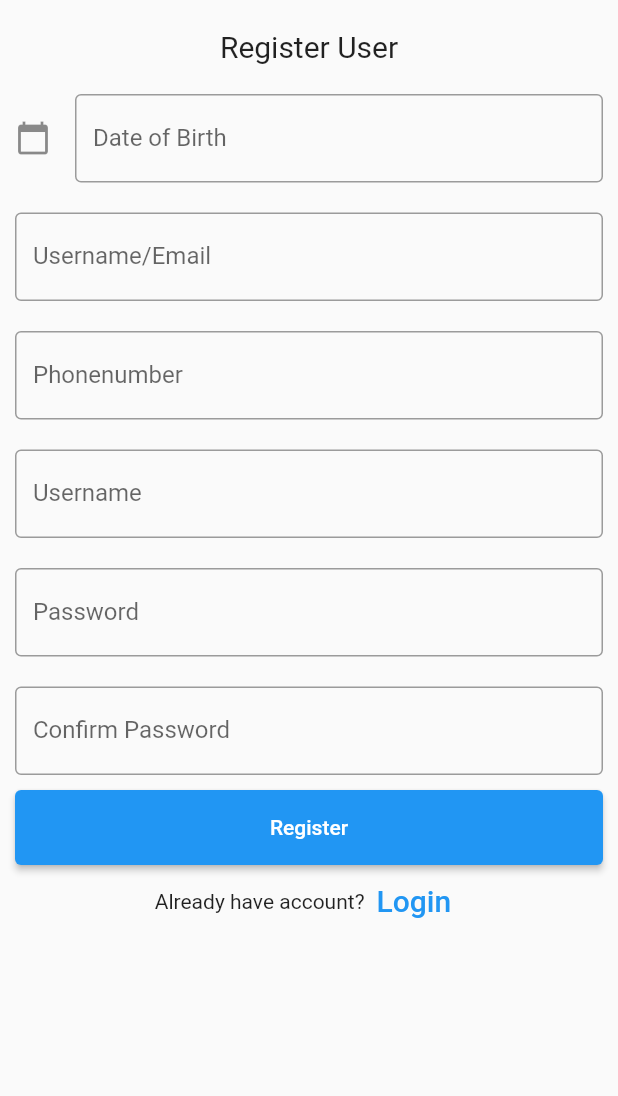
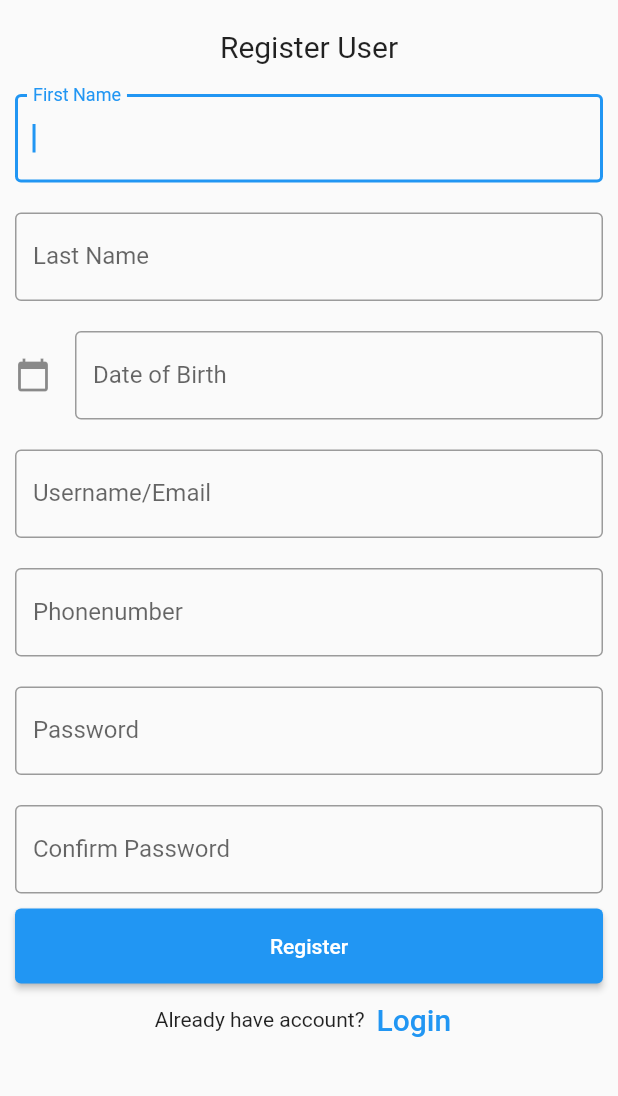
Before and after one commit to AATHILA/xtracare, a Flutter app: the RegisterWidget screen opened directly, on a phone screen of 412 x 824 dp, the part 68-1164 px from its top. Run offline on Flutter 3.47's test engine with Material 2 defaults, Android fonts, the phone set to English and light mode, and no system bars; our stand-ins replace sqflite; accounts and stored records are empty.

Commit message:
sql lite changes

```diff
--- a/lib/login.dart
+++ b/lib/login.dart
@@ -2,7 +2,8 @@
 import 'package:flutter/material.dart';
 import 'package:pill_reminder/home.dart';
 import 'package:pill_reminder/register.dart';
-import 'package:pill_reminder/sql_helper.dart';
+import 'package:pill_reminder/db/sql_helper.dart';
+import 'package:pill_reminder/db/user_helper.dart';
 
 class LoginWidget extends StatefulWidget {
   const LoginWidget({super.key});
@@ -110,7 +111,7 @@ class _LoginWidgetState extends State<LoginWidget> {
 
 bool validateUser(String username,String password)  {
 
-Future<List<Map<String, dynamic>>>  users=  SQLHelper.checkUser(username, password);
+Future<List<Map<String, dynamic>>>  users=  UserHelper.checkUser(username, password);
 List<Map<String, dynamic>> data=[];
 users.then((value) => {
   data=value,print(data)
--- /dev/null
+++ b/lib/model/user.dart
@@ -0,0 +1,39 @@
+class User {
+  String? id;
+  String firstName;
+  String lastName;
+  String? dob;
+  String phonenumber;
+  String username;
+  String? password;
+
+  User(
+      {this.id,
+      required this.firstName,
+      required this.lastName,
+      this.dob,
+      required this.phonenumber,
+      required this.username,
+      this.password});
+
+  Map<String, dynamic> toMap() {
+    return {
+      'id': id,
+      'firstName': firstName,
+      'lastName': lastName,
+      'dob': dob,
+      'phonenumber': phonenumber,
+      'username': username,
+    };
+  }
+
+  factory User.fromMap(Map<String, dynamic> map) {
+    return User(
+        id: map['id'],
+        firstName: map['firstName'],
+        lastName: map['lastName'],
+        dob: map['dob'],
+        phonenumber: map['phonenumber'],
+        username: map['username']);
+  }
+}
--- a/lib/register.dart
+++ b/lib/register.dart
@@ -1,6 +1,9 @@
 import 'package:flutter/material.dart';
+import 'package:intl/intl.dart';
+import 'package:pill_reminder/db/user_helper.dart';
 import 'package:pill_reminder/login.dart';
-import 'package:pill_reminder/sql_helper.dart';
+import 'package:pill_reminder/db/sql_helper.dart';
+import 'package:pill_reminder/model/user.dart';
 
 class RegisterWidget extends StatefulWidget {
   const RegisterWidget({super.key});
@@ -16,6 +19,8 @@ class _RegisterWidgetState extends State<RegisterWidget> {
   TextEditingController passwordController = TextEditingController();
   TextEditingController confirmPasswordController = TextEditingController();
   TextEditingController dobController = TextEditingController();
+  TextEditingController firstNameController = TextEditingController();
+  TextEditingController lastNameController = TextEditingController();
 
   DateTime? _selectedDate;
   void _presentDatePicker() {
@@ -26,21 +31,23 @@ class _RegisterWidgetState extends State<RegisterWidget> {
             firstDate: DateTime(2023),
             lastDate: DateTime.now())
         .then((pickedDate) {
-      if(pickedDate != null ){
-                      print(pickedDate);  //pickedDate output format => 2021-03-10 00:00:00.000
-                      String formattedDate = DateFormat('yyyy-MM-dd').format(pickedDate);
-                      print(formattedDate); //formatted date output using intl package =>  2021-03-16
+      if (pickedDate != null) {
+        String formattedDate = DateFormat('d/MM/yyyy').format(pickedDate);
+        print(
+            formattedDate); //formatted date output using intl package =>  2021-03-16
         //you can implement different kind of Date Format here according to your requirement
 
         setState(() {
-                         dobController.text = formattedDate; //set output date to TextField value.
+          dobController.text =
+              formattedDate; //set output date to TextField value.
         });
-                  }else{
+      } else {
         print("Date is not selected");
       }
     });
   }
 
+  final focus = FocusNode();
   @override
   Widget build(BuildContext context) {
     return Scaffold(
@@ -56,7 +63,6 @@ class _RegisterWidgetState extends State<RegisterWidget> {
                   fontWeight: FontWeight.w500,
                   fontSize: 30),
             )),
-
         Container(
             alignment: Alignment.center,
             padding: const EdgeInsets.all(10),
@@ -84,28 +90,51 @@ class _RegisterWidgetState extends State<RegisterWidget> {
           )
         ]),
   */
-
         Container(
           padding: const EdgeInsets.all(10),
           child: TextField(
-
+            controller: firstNameController,
+            textInputAction: TextInputAction.next,
+            textCapitalization: TextCapitalization.words,
+            autofocus: true,
+            decoration: const InputDecoration(
+              border: OutlineInputBorder(),
+              labelText: 'First Name',
+            ),
+          ),
+        ),
+        Container(
+          padding: const EdgeInsets.all(10),
+          child: TextField(
+            controller: lastNameController,
+            textInputAction: TextInputAction.next,
+            textCapitalization: TextCapitalization.words,
+            decoration: const InputDecoration(
+              border: OutlineInputBorder(),
+              labelText: 'Last Name',
+            ),
+          ),
+        ),
+        Container(
+          padding: const EdgeInsets.all(10),
+          child: TextField(
+            readOnly: true,
             controller: dobController,
+            focusNode: focus,
+            textInputAction: TextInputAction.next,
             decoration: const InputDecoration(
               border: OutlineInputBorder(),
               labelText: 'Date of Birth',
-               icon: Icon(Icons.calendar_today,textDirection: TextDirection.rtl),
+              icon: Icon(Icons.calendar_today),
             ),
-             onTap: () => {
-_presentDatePicker()
-
-             },
+            onTap: () => {_presentDatePicker()},
           ),
         ),
-
         Container(
           padding: const EdgeInsets.all(10),
           child: TextField(
             controller: usernameController,
+            textInputAction: TextInputAction.next,
             decoration: const InputDecoration(
               border: OutlineInputBorder(),
               labelText: 'Username/Email',
@@ -116,19 +145,11 @@ _presentDatePicker()
           padding: const EdgeInsets.all(10),
           child: TextField(
             controller: phoneNumberController,
+            textInputAction: TextInputAction.next,
+            keyboardType: TextInputType.number,
             decoration: const InputDecoration(
               border: OutlineInputBorder(),
               labelText: 'Phonenumber',
-            ),
-          ),
-        ),
-        Container(
-          padding: const EdgeInsets.all(10),
-          child: TextField(
-            controller: usernameController,
-            decoration: const InputDecoration(
-              border: OutlineInputBorder(),
-              labelText: 'Username',
             ),
           ),
         ),
@@ -137,6 +158,7 @@ _presentDatePicker()
           child: TextField(
             obscureText: true,
             controller: passwordController,
+            textInputAction: TextInputAction.next,
             decoration: const InputDecoration(
               border: OutlineInputBorder(),
               labelText: 'Password',
@@ -147,6 +169,7 @@ _presentDatePicker()
           padding: const EdgeInsets.fromLTRB(10, 10, 10, 10),
           child: TextField(
             obscureText: true,
+            textInputAction: TextInputAction.next,
             controller: confirmPasswordController,
             decoration: const InputDecoration(
               border: OutlineInputBorder(),
@@ -190,7 +213,13 @@ _presentDatePicker()
   }
 
   Future<void> _addUser() async {
-    await SQLHelper.createUser(
-        usernameController.text, passwordController.text);
+    User newUser = User(
+      firstName: firstNameController.text,
+      lastName: lastNameController.text,
+      username: usernameController.text,
+      password: passwordController.text,
+      phonenumber: phoneNumberController.text,
+    );
+    await UserHelper.createUser(newUser);
   }
 }
--- a/lib/sql_helper.dart
+++ /dev/null
@@ -1,77 +0,0 @@
-import 'package:flutter/foundation.dart';
-import 'package:sqflite/sqflite.dart' as sql;
-
-class SQLHelper {
-  static Future<void> createTables(sql.Database database) async {
-    await database.execute("""CREATE TABLE user(
-        id INTEGER PRIMARY KEY AUTOINCREMENT NOT NULL,
-        username TEXT,
-        password TEXT,
-        createdAt TIMESTAMP NOT NULL DEFAULT CURRENT_TIMESTAMP
-      )
-      """);
-  }
-  static Future<sql.Database> db() async {
-    return sql.openDatabase(
-      'pillremainder.db',
-      version: 1,
-      onCreate: (sql.Database database, int version) async {
-        await createTables(database);
-      },
-    );
-  }
-
-  // Create new item (journal)
-  static Future<int> createUser(String username, String? password) async {
-    final db = await SQLHelper.db();
-
-    final data = {'username': username, 'password': password};
-    final id = await db.insert('user', data,
-        conflictAlgorithm: sql.ConflictAlgorithm.replace);
-    return id;
-  }
-
- static Future<List<Map<String, dynamic>>> checkUser(String username,String password) async {
-    final db = await SQLHelper.db();
-    return db.query('user', where: "username = ? and password = ? ", whereArgs: [username,password], limit: 1);
-  }
-
-  // Read all items (journals)
-  static Future<List<Map<String, dynamic>>> getItems() async {
-    final db = await SQLHelper.db();
-    return db.query('user', orderBy: "id");
-  }
-
-  // Read a single item by id
-  // The app doesn't use this method but I put here in case you want to see it
-  static Future<List<Map<String, dynamic>>> getItem(int id) async {
-    final db = await SQLHelper.db();
-    return db.query('user', where: "id = ?", whereArgs: [id], limit: 1);
-  }
-
-  // Update an item by id
-  static Future<int> updateItem(
-      int id, String username, String? password) async {
-    final db = await SQLHelper.db();
-
-    final data = {
-      'username': username,
-      'password': password,
-      'createdAt': DateTime.now().toString()
-    };
-
-    final result =
-        await db.update('user', data, where: "id = ?", whereArgs: [id]);
-    return result;
-  }
-
-  // Delete
-  static Future<void> deleteItem(int id) async {
-    final db = await SQLHelper.db();
-    try {
-      await db.delete("user", where: "id = ?", whereArgs: [id]);
-    } catch (err) {
-      debugPrint("Something went wrong when deleting an item: $err");
-    }
-  }
-}
--- a/pubspec.yaml
+++ b/pubspec.yaml
@@ -38,6 +38,7 @@ dependencies:
   google_fonts: ^6.1.0
   sqflite: ^2.3.0
   path: ^1.8.3
+  intl: ^0.18.1
 
 dev_dependencies:
   flutter_test:
```
Also changed, not shown: lib/db/sql_helper.dart (added, +23 -0 lines), lib/db/user_helper.dart (added, +50 -0 lines), pubspec.lock. Lines whose indentation alone changed are shown as unchanged.
